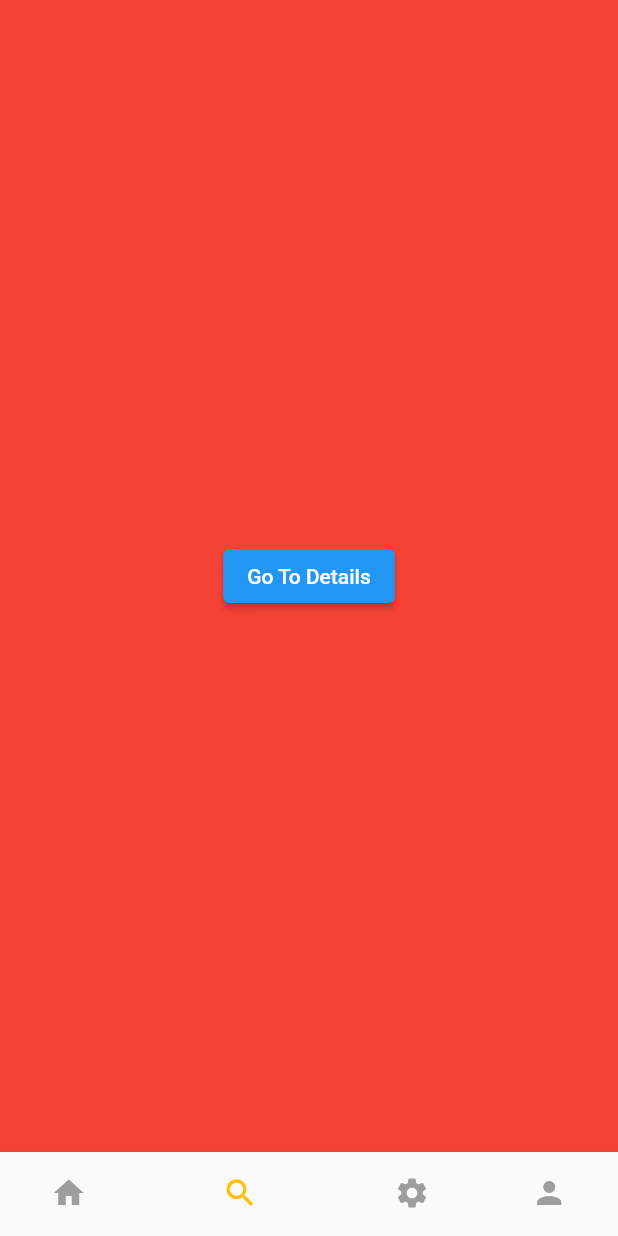
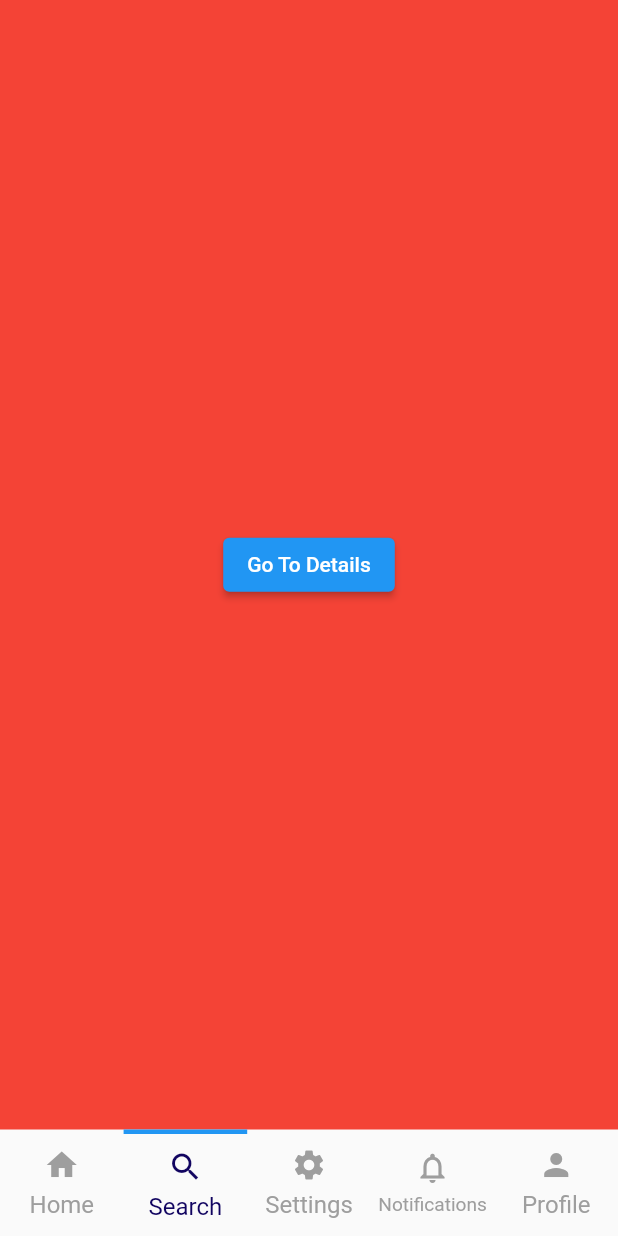
Before and after one commit to HarshsSharma/Vault_temp, a Flutter app: the screen it shows after launch, item 2 of the bottom bar chosen, on a phone screen of 412 x 824 dp. Run offline on Flutter 3.47's test engine with Material 2 defaults, Android fonts, the phone set to English and light mode, and no system bars.

Commit message:
redesign bottom nav bar

```diff
--- a/Application/vault/lib/src/core/components/persistent_nav_bar/item_model.dart
+++ b/Application/vault/lib/src/core/components/persistent_nav_bar/item_model.dart
@@ -4,10 +4,12 @@ import 'package:vault/src/core/helper/enums/tab_item.dart';
 class ItemModel {
   final GlobalKey<NavigatorState> navigatorKey;
   final IconData icon;
+  final String label;
   final Widget screen;
   final TabItem tabItem;
 
-  ItemModel(this.navigatorKey, this.icon, this.screen, this.tabItem);
+  ItemModel(
+      this.navigatorKey, this.icon, this.screen, this.tabItem, this.label);
 }
 
 class NavModel {
--- a/Application/vault/lib/src/core/components/persistent_nav_bar/persistent_nav_bar.dart
+++ b/Application/vault/lib/src/core/components/persistent_nav_bar/persistent_nav_bar.dart
@@ -60,21 +60,37 @@ class AppState extends State<App> {
                   .map((e) => _buildOffstageNavigator(e.tabItem, e.screen,
                       e.navigatorKey, widget.navModel.routes))
                   .toList()),
-          bottomNavigationBar: BottomNavigationBar(
-              selectedFontSize: 0,
-              unselectedFontSize: 0,
-              onTap: (value) {
-                _selectTab(widget.navModel.items[value].tabItem);
-              },
-              currentIndex: _currentTab.index,
-              selectedItemColor: Colors.amber,
-              unselectedItemColor: Colors.grey,
-              items: widget.navModel.items
-                  .map((e) => BottomNavigationBarItem(
-                        icon: Icon(e.icon),
-                        label: '',
+          bottomNavigationBar: Container(
+            child: Row(
+              children: widget.navModel.items
+                  .map((e) => Expanded(
+                        child: BottomNavItem(
+                            isActive: e.tabItem == _currentTab,
+                            label: e.label,
+                            icon: e.icon,
+                            onTap: () {
+                              _selectTab(e.tabItem);
+                            }),
                       ))
-                  .toList())),
+                  .toList(),
+            ),
+          ),
+          // bottomNavigationBar: BottomNavigationBar(
+          //     type: BottomNavigationBarType.fixed,
+          //     selectedFontSize: 0,
+          //     unselectedFontSize: 0,
+          //     onTap: (value) {
+          //       _selectTab(widget.navModel.items[value].tabItem);
+          //     },
+          //     currentIndex: _currentTab.index,
+          //     selectedItemColor: Colors.amber,
+          //     unselectedItemColor: Colors.grey,
+          //     items: widget.navModel.items
+          //         .map((e) => BottomNavigationBarItem(
+          //               icon: Icon(e.icon),
+          //               label: '',
+          //             ))
+        ) //         .toList())),
         );
   }
 
@@ -103,3 +119,51 @@ class AppState extends State<App> {
   //   );
   // }
 }
+
+class BottomNavItem extends StatelessWidget {
+  final bool isActive;
+  final String label;
+  final IconData icon;
+  final VoidCallback onTap;
+  const BottomNavItem(
+      {super.key,
+      this.isActive = false,
+      required this.label,
+      required this.icon,
+      required this.onTap});
+
+  @override
+  Widget build(BuildContext context) {
+    return InkWell(
+      onTap: onTap,
+      child: Container(
+        padding: const EdgeInsets.symmetric(horizontal: 5, vertical: 10),
+        decoration: BoxDecoration(
+            border: Border(
+          top: isActive
+              ? BorderSide(color: Colors.blue, width: 3)
+              : BorderSide.none,
+        )),
+        child: Column(
+          mainAxisSize: MainAxisSize.min,
+          children: [
+            Icon(
+              icon,
+              color: isActive ? Color.fromARGB(255, 17, 4, 96) : Colors.grey,
+            ),
+            const SizedBox(height: 5),
+            FittedBox(
+              child: Text(
+                label,
+                style: TextStyle(
+                    color:
+                        isActive ? Color.fromARGB(255, 17, 4, 96) : Colors.grey,
+                    fontSize: 16),
+              ),
+            )
+          ],
+        ),
+      ),
+    );
+  }
+}
--- a/Application/vault/lib/src/core/helper/enums/tab_item.dart
+++ b/Application/vault/lib/src/core/helper/enums/tab_item.dart
@@ -2,7 +2,8 @@ enum TabItem {
   home('Home'),
   search('Search'),
   settings('Settings'),
-  profile('Profile');
+  profile('Profile'),
+  notification('notification');
 
   final String title;
   const TabItem(this.title);
--- a/Application/vault/lib/src/core/router/router.dart
+++ b/Application/vault/lib/src/core/router/router.dart
@@ -1,6 +1,7 @@
 import 'package:flutter/material.dart';
 import 'package:flutter/services.dart';
 import 'package:vault/src/core/components/side_nav_bar.dart';
+import 'package:vault/src/modules/time_off/time_off_view.dart';
 
 import '../components/persistent_nav_bar/item_model.dart';
 import '../components/persistent_nav_bar/persistent_nav_bar.dart';
@@ -17,14 +18,16 @@ class AppRouter {
               navModel: NavModel({
             TabNavigatorRoutes.itemDetails: (context) => const DetailsPage(),
           }, [
-            ItemModel(
-                GlobalKey<NavigatorState>(), Icons.home, Home(), TabItem.home),
-            ItemModel(GlobalKey<NavigatorState>(), Icons.search, Search(),
-                TabItem.search),
+            ItemModel(GlobalKey<NavigatorState>(), Icons.home, const TimeOff(),
+                TabItem.home, 'Home'),
+            ItemModel(GlobalKey<NavigatorState>(), Icons.search, const Search(),
+                TabItem.search, 'Search'),
             ItemModel(GlobalKey<NavigatorState>(), Icons.settings, Settings(),
-                TabItem.settings),
+                TabItem.settings, 'Settings'),
+            ItemModel(GlobalKey<NavigatorState>(), Icons.notifications_none,
+                const Profile(), TabItem.notification, 'Notifications'),
             ItemModel(GlobalKey<NavigatorState>(), Icons.person, Profile(),
-                TabItem.profile),
+                TabItem.profile, 'Profile'),
           ])),
         );
       default:
```
Lines whose indentation alone changed are shown as unchanged.
